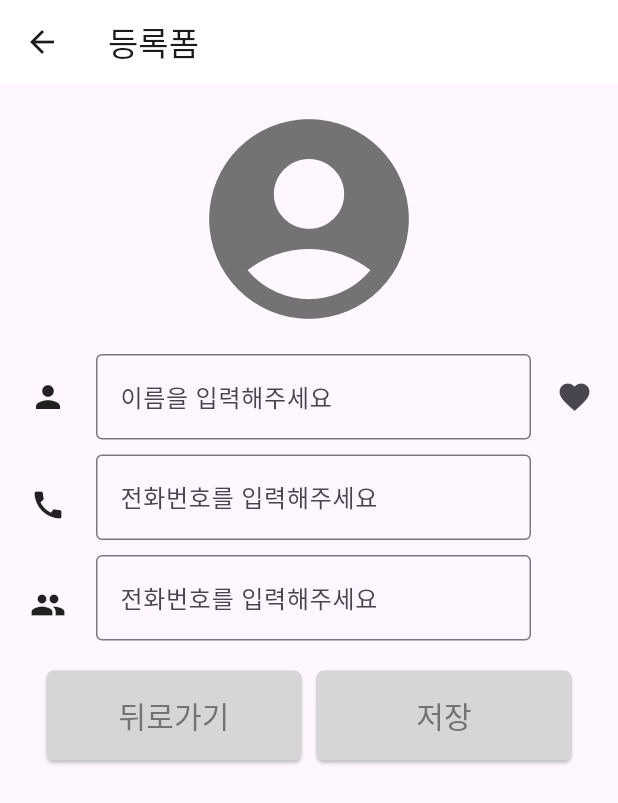
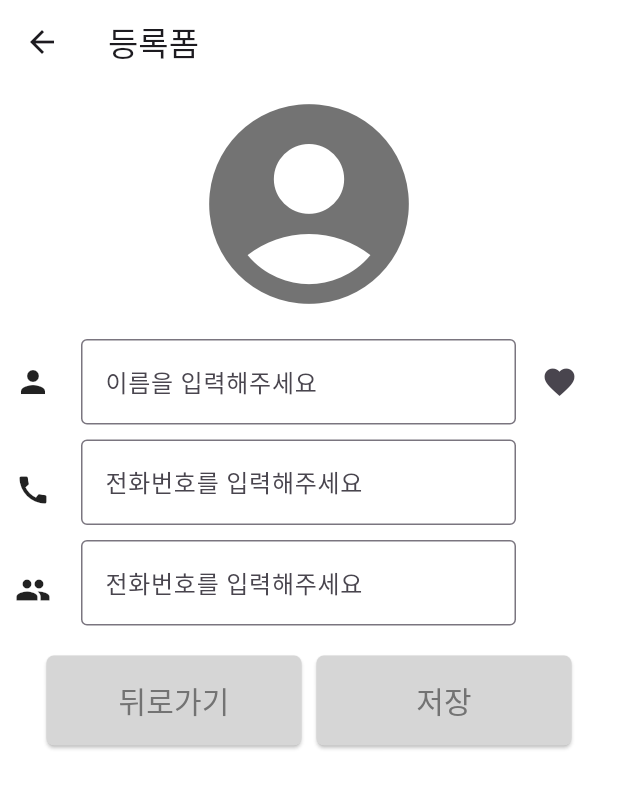
Before and after one commit to yss9358/3-phonebook, a Flutter app: the Writeform screen opened by its route, on a phone screen of 412 x 824 dp. Shown: the top 803 px of the screen. Run offline on Flutter 3.47's test engine with Material 3 defaults, Android fonts, the phone set to English and light mode, and no system bars; our stand-ins replace dio; missing offline and left inert: flutter_phone_direct_caller; network calls fail.

Commit message:
mj수정

```diff
--- a/lib/mWriteform.dart
+++ b/lib/mWriteform.dart
@@ -10,9 +10,9 @@ class Writeform extends StatelessWidget {
         backgroundColor: Color(0xffffffff),
         title:Text("등록폼"),),
       body: Container(
-        padding: EdgeInsets.all(10),
-        width: 414,
-        height: 680,
+        width: 414, // 고정된 가로 크기
+        height: 680, // 고정된 세로 크기
+        color: Color(0xffffffff),
         child: _Writeform(),
       ),
     );
```
